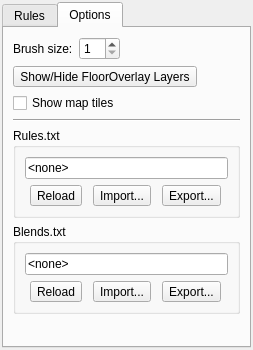
The window that src/tiled/bmptooldialog.ui (timbaker/tiled) describes before a commit, drawn with Qt 5.
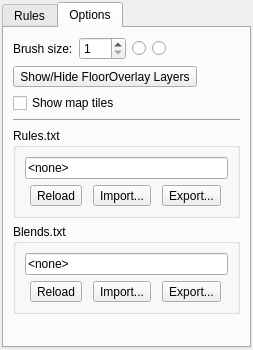
The same window after the commit. Icons and pictures are not drawn. Custom widgets are drawn as their Qt base class.

Commit message: Added brush shape radiobuttons to BmpToolDialog.

```diff
--- a/src/tiled/bmptooldialog.ui
+++ b/src/tiled/bmptooldialog.ui
@@ -71,7 +71,29 @@
             <number>1</number>
            </property>
            <property name="maximum">
-            <number>30</number>
+            <number>300</number>
+           </property>
+          </widget>
+         </item>
+         <item>
+          <widget class="QRadioButton" name="brushSquare">
+           <property name="text">
+            <string/>
+           </property>
+           <property name="icon">
+            <iconset resource="tiled.qrc">
+             <normaloff>:/images/22x22/brush-square.png</normaloff>:/images/22x22/brush-square.png</iconset>
+           </property>
+          </widget>
+         </item>
+         <item>
+          <widget class="QRadioButton" name="brushCircle">
+           <property name="text">
+            <string/>
+           </property>
+           <property name="icon">
+            <iconset resource="tiled.qrc">
+             <normaloff>:/images/22x22/brush-circle.png</normaloff>:/images/22x22/brush-circle.png</iconset>
            </property>
           </widget>
          </item>
```
Left out of the diff: 4 changed lines with no effect on the pictures. The commit also changes 7 other files.
